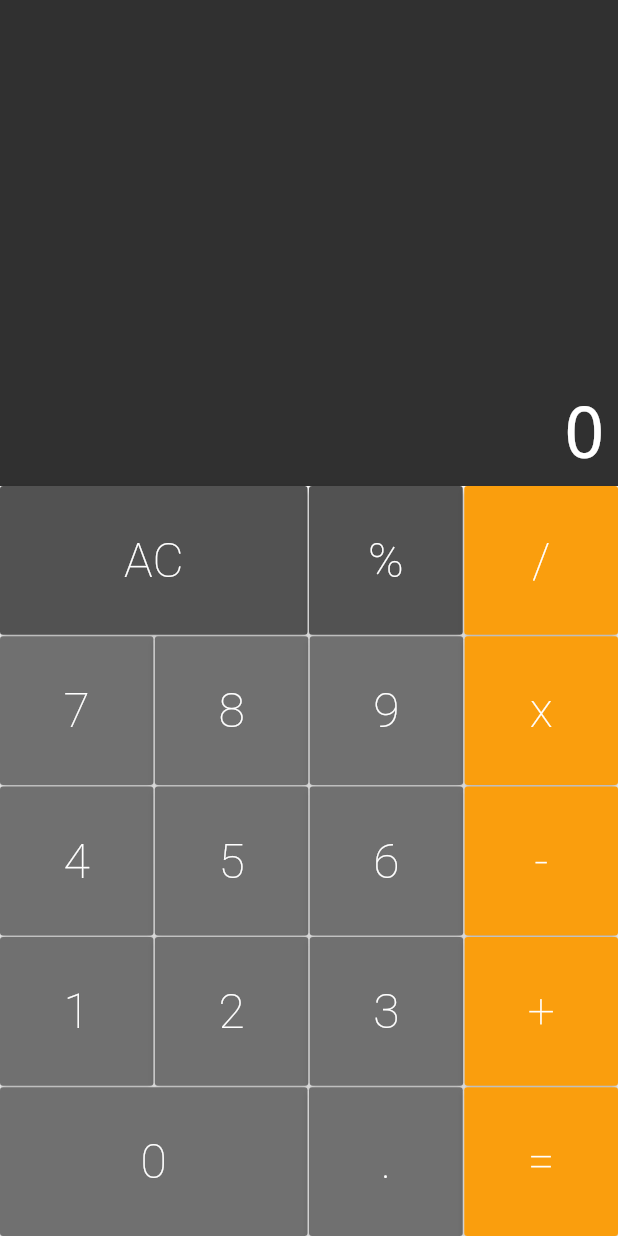
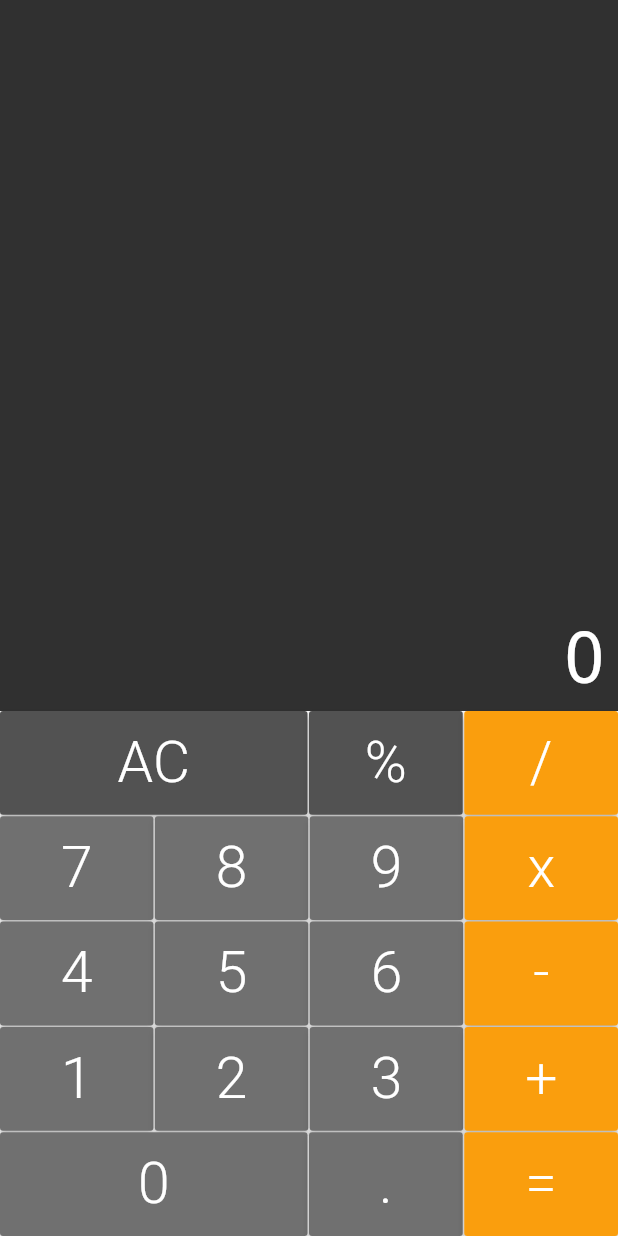
Before and after one commit to cleitonmonteiro/calculator, a Flutter app: the screen it shows after launch, on a phone screen of 412 x 824 dp. Run offline on Flutter 3.47's test engine with Material 2 defaults, Android fonts, the phone set to English and light mode, and no system bars; drawn by our look-alikes of auto_size_text.

Commit message:
Changed text style

```diff
--- a/lib/components/button.dart
+++ b/lib/components/button.dart
@@ -41,8 +41,8 @@ class Button extends StatelessWidget {
           text,
           style: TextStyle(
             color: Colors.white,
-            fontSize: 32,
-            fontWeight: FontWeight.w200
+            fontSize: 38,
+            fontWeight: FontWeight.w300,
           ),
         ),
         onPressed: () => callBack(text),
--- a/lib/components/keyboard.dart
+++ b/lib/components/keyboard.dart
@@ -11,7 +11,7 @@ class Keyboard extends StatelessWidget {
   @override
   Widget build(BuildContext context) {
     return Container(
-      height: 500,
+      height: 350,
       child: Column(
         children: <Widget>[
           ButtonRow([
```
